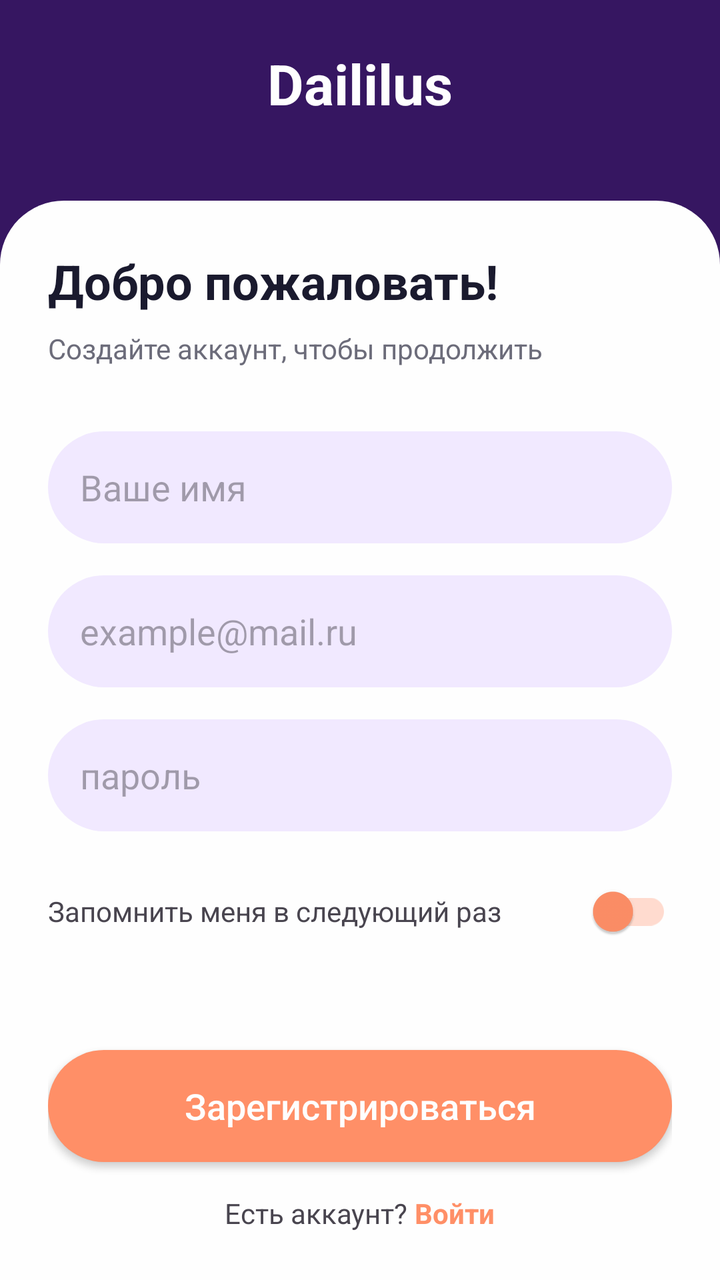
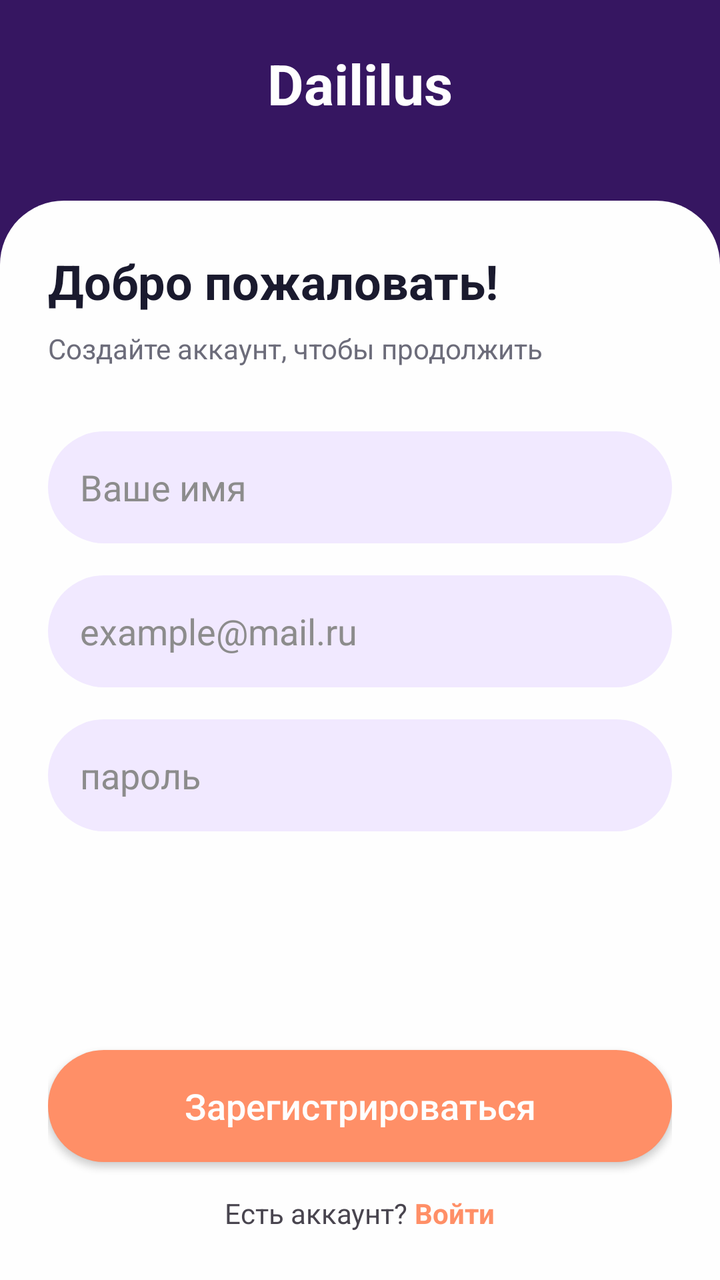

Before-and-after screenshots of an Android layout around one commit, followed by the original layout XML and the change that was made.
<!-- AndroidManifest.xml: application theme Theme.Daililus -->
<!-- res/layout/activity_register.xml -->
<?xml version="1.0" encoding="utf-8"?>
<androidx.constraintlayout.widget.ConstraintLayout xmlns:android="http://schemas.android.com/apk/res/android"
    xmlns:app="http://schemas.android.com/apk/res-auto"
    android:layout_width="match_parent"
    android:layout_height="match_parent"
    android:background="@color/bg_purple"
    >

    <TextView
        android:id="@+id/tvAppNameReg"
        android:layout_width="wrap_content"
        android:layout_height="wrap_content"
        android:layout_marginTop="23dp"
        android:text="Daililus"
        android:textColor="@color/white"
        android:textSize="28sp"
        android:textStyle="bold"
        android:fitsSystemWindows="true"
        app:layout_constraintEnd_toEndOf="parent"
        app:layout_constraintStart_toStartOf="parent"
        app:layout_constraintTop_toTopOf="parent" />

    <LinearLayout
        android:layout_width="match_parent"
        android:layout_height="0dp"
        android:layout_marginTop="40dp"
        android:background="@drawable/bg_top_rounded"
        android:orientation="vertical"
        android:padding="24dp"
        app:layout_constraintBottom_toBottomOf="parent"
        app:layout_constraintTop_toBottomOf="@id/tvAppNameReg">

        <TextView
            android:layout_width="wrap_content"
            android:layout_height="wrap_content"
            android:text="Добро пожаловать!"
            android:textColor="@color/text_main"
            android:textSize="24sp"
            android:textStyle="bold" />

        <TextView
            android:layout_width="wrap_content"
            android:layout_height="wrap_content"
            android:layout_marginTop="8dp"
            android:text="Создайте аккаунт, чтобы продолжить"
            android:textColor="@color/text_secondary" />


        <EditText
            android:id="@+id/etName"
            android:layout_width="match_parent"
            android:layout_height="56dp"
            android:layout_marginTop="32dp"
            android:background="@drawable/bg_input_field"
            android:hint="Ваше имя"
            android:inputType="textEmailAddress"
            android:paddingStart="16dp"
            android:paddingEnd="16dp"/>

        <EditText
            android:id="@+id/etRegEmail"
            android:layout_width="match_parent"
            android:layout_height="56dp"
            android:layout_marginTop="16dp"
            android:background="@drawable/bg_input_field"
            android:hint="example@mail.ru"
            android:inputType="textEmailAddress"
            android:paddingStart="16dp"
            android:paddingEnd="16dp"/>

        <EditText
            android:id="@+id/etRegPassword"
            android:layout_width="match_parent"
            android:layout_height="56dp"
            android:layout_marginTop="16dp"
            android:background="@drawable/bg_input_field"
            android:hint="пароль"
            android:inputType="textPassword"
            android:paddingStart="16dp" />

        <LinearLayout
            android:layout_width="match_parent"
            android:layout_height="wrap_content"
            android:layout_marginTop="16dp"
            android:gravity="center_vertical"
            android:orientation="horizontal">

            <TextView
                android:layout_width="0dp"
                android:layout_height="wrap_content"
                android:layout_weight="1"
                android:text="Запомнить меня в следующий раз"
                android:textSize="14sp" />

            <androidx.appcompat.widget.SwitchCompat
                android:id="@+id/switchRemember"
                android:layout_width="wrap_content"
                android:layout_height="wrap_content"
                app:thumbTint="@color/button_orange"
                app:trackTint="#FFDBCF" />
        </LinearLayout>

        <View
            android:layout_width="match_parent"
            android:layout_height="0dp"
            android:layout_weight="1" />

        <androidx.appcompat.widget.AppCompatButton
            android:id="@+id/btnRegister"
            android:layout_width="match_parent"
            android:layout_height="56dp"
            android:background="@drawable/bg_input_field"
            android:backgroundTint="@color/button_orange"
            android:text="Зарегистрироваться"
            android:textAllCaps="false"
            android:textColor="@color/white"
            android:textSize="18sp" />

        <LinearLayout
            android:layout_width="wrap_content"
            android:layout_height="wrap_content"
            android:layout_gravity="center"
            android:layout_marginTop="16dp"
            android:orientation="horizontal">

            <TextView
                android:layout_width="wrap_content"
                android:layout_height="wrap_content"
                android:text="Есть аккаунт? " />

            <TextView
                android:id="@+id/tvLoginLink"
                android:layout_width="wrap_content"
                android:layout_height="wrap_content"
                android:text="Войти"
                android:textColor="@color/button_orange"
                android:textStyle="bold" />
        </LinearLayout>
    </LinearLayout>
</androidx.constraintlayout.widget.ConstraintLayout>
<!-- resources referenced by this layout -->
<resources>
  <color name="bg_purple">#361661</color>
  <color name="button_orange">#FF8F67</color>
  <color name="text_main">#1A1A2E</color>
  <color name="text_secondary">#6C6C7A</color>
  <color name="white">#FEFEFE</color>
  <!-- drawable bg_input_field (drawable) -->
  <?xml version="1.0" encoding="utf-8"?>
  <shape xmlns:android="http://schemas.android.com/apk/res/android">
      <solid android:color="#F1E9FF" /> <corners android:radius="28dp" />
  </shape>
  <!-- drawable bg_top_rounded (drawable) -->
  <?xml version="1.0" encoding="utf-8"?>
  <shape xmlns:android="http://schemas.android.com/apk/res/android">
      <solid android:color="@color/white" />
      <corners
          android:topLeftRadius="32dp"
          android:topRightRadius="32dp" />
  </shape>
  <style name="Theme.Daililus" parent="Base.Theme.Daililus" />
  <style name="Base.Theme.Daililus" parent="Theme.Material3.DayNight.NoActionBar">
          
          
      </style>
</resources>

<!-- the commit's change to res/layout/activity_register.xml (unified diff, before → after) -->
@@ -53,6 +53,8 @@
             android:layout_marginTop="32dp"
             android:background="@drawable/bg_input_field"
             android:hint="Ваше имя"
+            android:textColor="#000000"
+            android:textColorHint="#8C8C8C"
             android:inputType="textEmailAddress"
             android:paddingStart="16dp"
             android:paddingEnd="16dp"/>
@@ -62,6 +64,8 @@
             android:layout_width="match_parent"
             android:layout_height="56dp"
             android:layout_marginTop="16dp"
+            android:textColor="#000000"
+            android:textColorHint="#8C8C8C"
             android:background="@drawable/bg_input_field"
             android:hint="example@mail.ru"
             android:inputType="textEmailAddress"
@@ -75,30 +79,11 @@
             android:layout_marginTop="16dp"
             android:background="@drawable/bg_input_field"
             android:hint="пароль"
+            android:textColor="#000000"
+            android:textColorHint="#8C8C8C"
             android:inputType="textPassword"
             android:paddingStart="16dp" />
 
-        <LinearLayout
-            android:layout_width="match_parent"
-            android:layout_height="wrap_content"
-            android:layout_marginTop="16dp"
-            android:gravity="center_vertical"
-            android:orientation="horizontal">
-
-            <TextView
-                android:layout_width="0dp"
-                android:layout_height="wrap_content"
-                android:layout_weight="1"
-                android:text="Запомнить меня в следующий раз"
-                android:textSize="14sp" />
-
-            <androidx.appcompat.widget.SwitchCompat
-                android:id="@+id/switchRemember"
-                android:layout_width="wrap_content"
-                android:layout_height="wrap_content"
-                app:thumbTint="@color/button_orange"
-                app:trackTint="#FFDBCF" />
-        </LinearLayout>
 
         <View
             android:layout_width="match_parent"
